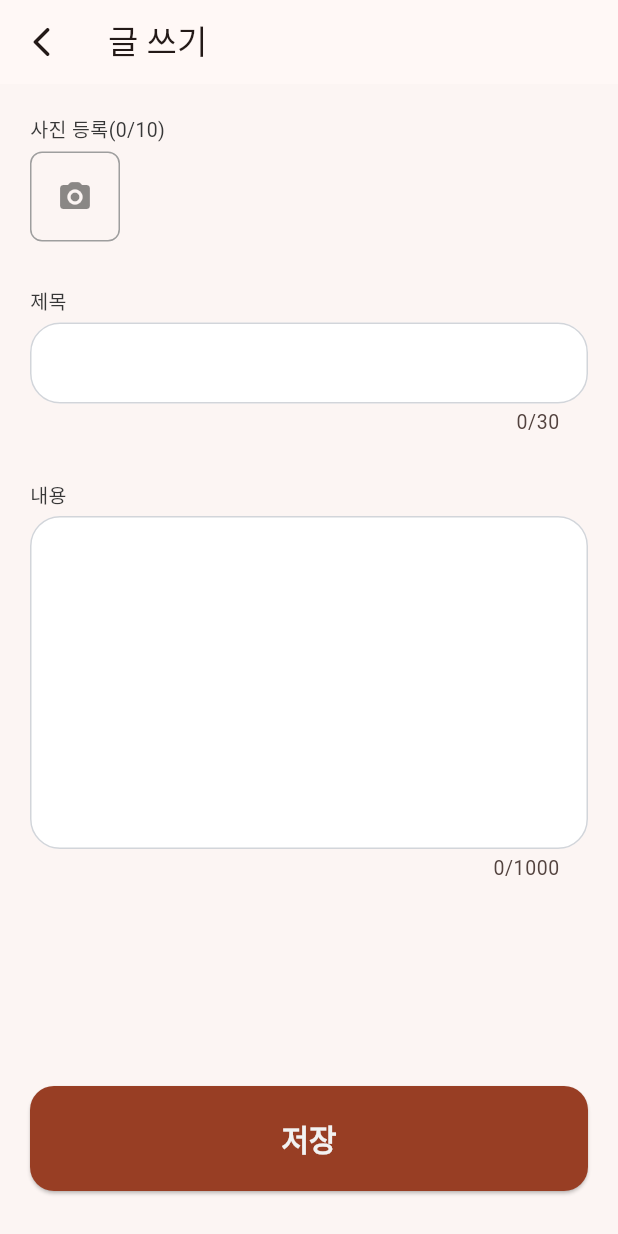
After one commit to jaesol0105/rice_chat, a Flutter app: the PostWritePage screen opened directly, after a tap on the "camera alt" icon, on a phone screen of 412 x 824 dp. The commit adds this screen. Run offline on Flutter 3.47's test engine with Material 3 defaults, Android fonts, the phone set to English and light mode, and no system bars; our stand-ins replace cloud_firestore, dio, firebase_core, firebase_storage, flutter_hooks, freezed_annotation and 4 more; accounts and stored records are empty; generated files the repository leaves out were written again.

Commit message:
feat: post_write

```diff
--- a/lib/data/model/post_entity.dart
+++ b/lib/data/model/post_entity.dart
@@ -12,9 +12,9 @@ abstract class PostEntity with _$PostEntity {
     required String content,
     required String writer,
     @JsonKey(name: 'created_at', fromJson: _convertToDateTime, toJson: _convertToTimestamp)
-    required DateTime? createdAt,
-    //required String profileImgUrl,
-    //required String address,
+    DateTime? createdAt,
+    //required List<String>? tags,
+    List<String>? images,
   }) = _PostEntity;
 
   factory PostEntity.fromJson(Map<String, dynamic> json) => _$PostEntityFromJson(json);
--- a/lib/data/model/user_entity.dart
+++ b/lib/data/model/user_entity.dart
@@ -12,10 +12,8 @@ abstract class UserEntity with _$UserEntity {
     required bool sex,
     required String? address,
     @JsonKey(name: 'about_me') String? aboutMe,
-    //required List<String>? tag,
-    //required List<String>? photos,
-    //required double? latitude,
-    //required double? longitude,
+    //required String profileImgUrl,
+    //required String address,
   }) = _UserEntity;
 
   factory UserEntity.fromJson(Map<String, dynamic> json) => _$UserEntityFromJson(json);
--- a/lib/main.dart
+++ b/lib/main.dart
@@ -3,7 +3,6 @@ import 'package:flutter/material.dart';
 import 'package:hooks_riverpod/hooks_riverpod.dart';
 import 'package:rice_chat/core/theme/theme.dart';
 import 'package:rice_chat/firebase_options.dart';
-import 'package:rice_chat/ui/address_search_page/address_search_page.dart';
 import 'package:rice_chat/ui/home_page/home_page.dart';
 
 void main() async {
@@ -22,7 +21,7 @@ class MyApp extends StatelessWidget {
       title: 'Flutter Demo',
       debugShowCheckedModeBanner: false,
       theme: theme,
-      home: AddressSearchPage(),
+      home: HomePage(),
     );
   }
 }
--- a/lib/ui/post_write_page/post_write_page.dart
+++ b/lib/ui/post_write_page/post_write_page.dart
@@ -1,8 +1,58 @@
 import 'package:flutter/material.dart';
+import 'package:hooks_riverpod/hooks_riverpod.dart';
+import 'package:rice_chat/ui/post_write_page/post_write_view_model.dart';
+import 'package:rice_chat/ui/post_write_page/widgets/post_write_view.dart';
 
-class PostWritePage extends StatelessWidget {
+class PostWritePage extends HookConsumerWidget {
   @override
-  Widget build(BuildContext context) {
-    return Scaffold();
+  Widget build(BuildContext context, WidgetRef ref) {
+    return GestureDetector(
+      onTap: () {
+        FocusScope.of(context).unfocus();
+      },
+      child: Scaffold(
+        appBar: AppBar(
+          leading: IconButton(
+            icon: const Icon(Icons.arrow_back_ios_rounded),
+            onPressed: () {
+              Navigator.pop(context);
+            },
+          ),
+          title: Text("글 쓰기"),
+        ),
+
+        // 글 작성 뷰
+        body: Scrollbar(
+          thumbVisibility: false,
+          trackVisibility: false,
+          interactive: true,
+          child: SingleChildScrollView(
+            child: Padding(
+              padding: const EdgeInsets.symmetric(horizontal: 20, vertical: 20),
+              child: PostWriteView(),
+            ),
+          ),
+        ),
+
+        // 저장 버튼
+        bottomNavigationBar: Padding(
+          padding: const EdgeInsets.only(left: 20, right: 20, top: 10, bottom: 30),
+          child: ElevatedButton(
+            onPressed: () async {
+              // $1 success, $2 msg, $3 entity
+              final result = await ref.read(postWriteViewModelProvider.notifier).save();
+              if (!result.$1) {
+                ScaffoldMessenger.of(
+                  context,
+                ).showSnackBar(SnackBar(content: Text(result.$2!))); // 실패
+                return;
+              }
+              Navigator.pop(context, result.$3); // 성공
+            },
+            child: const Text('저장'),
+          ),
+        ),
+      ),
+    );
   }
 }
--- /dev/null
+++ b/lib/ui/post_write_page/post_write_view_model.dart
@@ -0,0 +1,91 @@
+import 'package:rice_chat/data/model/post_entity.dart';
+import 'package:rice_chat/data/repository/post_repository.dart';
+import 'package:rice_chat/data/repository/storage_repository.dart';
+import 'package:rice_chat/ui/post_write_page/post_write_state.dart';
+import 'package:riverpod_annotation/riverpod_annotation.dart';
+import 'package:image_picker/image_picker.dart';
+import 'package:uuid/uuid.dart';
+
+part 'post_write_view_model.g.dart';
+
+@riverpod
+class PostWriteViewModel extends _$PostWriteViewModel {
+  // 초기 상태
+  @override
+  PostWriteState build() {
+    return const PostWriteState();
+  }
+
+  /// 업로드할 이미지 선택
+  void pickImages() async {
+    if (state.remain <= 0) return;
+
+    // 사진 선택
+    final picked = await ImagePicker().pickMultiImage(
+      //limit: state.remain,
+      imageQuality: 85,
+      requestFullMetadata: false,
+    );
+
+    if (picked == null || picked.isEmpty) return;
+
+    /* 남은 수만큼만 추가 (최대 10개 제한)
+      (remain 동작안할 경우를 대비해서 수동으로 예외처리) */
+    final addList = picked.take(state.remain);
+
+    state = state.copyWith(images: [...state.images, ...addList]);
+  }
+
+  /// 선택한 이미지 삭제
+  void removeImage(int index) {
+    final newList = [...state.images]..removeAt(index);
+
+    state = state.copyWith(images: newList);
+  }
+
+  /// 입력값 업데이트
+  void updateTitle(String v) => state = state.copyWith(title: v);
+  void updateContent(String v) => state = state.copyWith(content: v);
+
+  /// 유효성 검증
+  String? validate() {
+    if (state.images.isEmpty) return '이미지를 등록해 주세요'; // TODO : 미등록도 가능하게 나중에 바꾸기
+    if (state.title.isEmpty) return '제목을 입력해 주세요';
+    if (state.content.isEmpty) return '내용을 입력해 주세요';
+    return null;
+  }
+
+  /// 저장 로직
+  Future<(bool success, String? error, dynamic data)> save() async {
+    // 유효성 검사
+    final error = validate();
+    if (error != null) return (false, error, null);
+
+    // loading 상태
+    state = state.copyWith(loading: true);
+
+    try {
+      // Storage 업로드
+      final repo = ref.read(storageRepositoryProvider);
+      final urls = await repo.uploadImages(state.images);
+
+      // BookEntity 생성
+      final data = PostEntity(
+        id: const Uuid().v4(),
+        title: state.title,
+        content: state.content,
+        writer: 'test',
+        images: urls,
+      );
+
+      // Firestore 저장
+      ref.read(postRepositoryProvider).createPost(post: data, address: '경기도 군포시 산본동');
+
+      return (true, null, data);
+    } catch (e) {
+      return (false, '저장 중 오류가 발생했습니다.', null);
+    } finally {
+      state = state.copyWith(loading: false);
+    }
+  }
+}
--- /dev/null
+++ b/lib/ui/post_write_page/widgets/photo_picker_row_view.dart
@@ -0,0 +1,100 @@
+import 'dart:io';
+import 'package:flutter/material.dart';
+import 'package:hooks_riverpod/hooks_riverpod.dart';
+import 'package:rice_chat/ui/post_write_page/post_write_view_model.dart';
+
+class PhotoPickerRowView extends ConsumerWidget {
+  /// 이미지 추가 수평 스크롤 위젯
+  const PhotoPickerRowView({super.key});
+
+  @override
+  Widget build(BuildContext context, WidgetRef ref) {
+    final state = ref.watch(postWriteViewModelProvider);
+
+    return SizedBox(
+      height: 60,
+      child: ListView.separated(
+        scrollDirection: Axis.horizontal,
+        // 선택한 이미지가 10장 이하일 경우 불러오기 버튼 포함
+        itemCount: state.ableToAdd ? state.images.length + 1 : state.images.length,
+        separatorBuilder: (BuildContext context, int index) => const SizedBox(width: 8),
+        itemBuilder: (context, index) {
+          // 첫번째 인덱스 (이미지 불러오기 버튼)
+          if (index == 0 && state.ableToAdd) {
+            return _AddPhotoView();
+          }
+
+          // 나머지 인덱스 (image_picker에서 고른 사진들)
+          return ClipRRect(
+            borderRadius: BorderRadius.circular(8),
+            child: Stack(
+              children: [
+                // 썸네일
+                SizedBox(
+                  width: 60,
+                  height: 60,
+                  child: state.ableToAdd
+                      ? Image.file(File(state.images[index - 1].path), fit: BoxFit.cover)
+                      : Image.file(File(state.images[index].path), fit: BoxFit.cover),
+                ),
+
+                // 삭제 버튼
+                Positioned(
+                  top: 4,
+                  right: 4,
+                  child: InkWell(
+                    onTap: () => {
+                      state.ableToAdd
+                          ? ref.read(postWriteViewModelProvider.notifier).removeImage(index - 1)
+                          : ref.read(postWriteViewModelProvider.notifier).removeImage(index),
+                    },
+                    child: Container(
+                      decoration: BoxDecoration(
+                        color: Colors.black54,
+                        borderRadius: BorderRadius.circular(8),
+                      ),
+                      padding: const EdgeInsets.all(4),
+                      child: const Icon(Icons.close, size: 16, color: Colors.white),
+                    ),
+                  ),
+                ),
+              ],
+            ),
+          );
+        },
+      ),
+    );
+  }
+}
+
+class _AddPhotoView extends ConsumerWidget {
+  /// 이미지 추가 버튼
+  const _AddPhotoView({super.key});
+
+  @override
+  Widget build(BuildContext context, WidgetRef ref) {
+    final state = ref.read(postWriteViewModelProvider);
+    return InkWell(
+      onTap: state.ableToAdd
+          ? () => {ref.read(postWriteViewModelProvider.notifier).pickImages()}
+          : null,
+      borderRadius: BorderRadius.circular(8),
+      child: Ink(
+        width: 60,
+        height: 60,
+        padding: EdgeInsets.all(10),
+        decoration: BoxDecoration(
+          border: Border.all(color: Colors.grey),
+          borderRadius: BorderRadius.circular(8),
+        ),
+        child: Center(
+          child: Icon(
+            Icons.camera_alt_rounded,
+            size: 24,
+            color: state.ableToAdd ? Colors.black45 : Colors.grey,
+          ),
+        ),
+      ),
+    );
+  }
+}
--- /dev/null
+++ b/lib/ui/post_write_page/widgets/post_write_view.dart
@@ -0,0 +1,77 @@
+import 'package:flutter/material.dart';
+import 'package:flutter_hooks/flutter_hooks.dart';
+import 'package:hooks_riverpod/hooks_riverpod.dart';
+import 'package:rice_chat/ui/post_write_page/post_write_view_model.dart';
+import 'package:rice_chat/ui/post_write_page/widgets/photo_picker_row_view.dart';
+
+class PostWriteView extends HookConsumerWidget {
+  const PostWriteView({super.key});
+
+  @override
+  Widget build(BuildContext context, WidgetRef ref) {
+    final state = ref.watch(postWriteViewModelProvider);
+    final vm = ref.read(postWriteViewModelProvider.notifier);
+
+    final titleController = useTextEditingController();
+    final contentController = useTextEditingController();
+
+    return Column(
+      children: [
+        // 사진 등록
+        titleLabel("사진 등록(${state.images.length}/10)"),
+        SizedBox(height: 5),
+        PhotoPickerRowView(),
+        SizedBox(height: 30),
+
+        // 게시글 제목
+        titleLabel("제목"),
+        SizedBox(height: 5),
+        TextField(
+          controller: titleController,
+          onChanged: vm.updateTitle,
+          maxLength: 30,
+          maxLines: 1,
+          //decoration: styleInputDecoration().copyWith(hintText: '글 제목을 입력하세요.'),
+        ),
+        SizedBox(height: 30),
+
+        // 내용
+        titleLabel("내용"),
+        SizedBox(height: 5),
+        TextField(
+          controller: contentController,
+          onChanged: vm.updateContent,
+          maxLength: 1000,
+          maxLines: 8,
+          //decoration: styleInputDecoration().copyWith(hintText: '글 내용을 입력하세요.'),
+        ),
+        SizedBox(height: 30),
+      ],
+    );
+  }
+
+  // TextField 스타일 정의
+  InputDecoration styleInputDecoration() {
+    return InputDecoration(
+      counterText: '',
+      // 포커스가 없을 때 (기본) 테두리 색상
+      enabledBorder: OutlineInputBorder(
+        borderSide: BorderSide(color: Colors.grey, width: 3),
+        borderRadius: BorderRadius.circular(10.0),
+      ),
+      // 포커스가 있을 때 (선택되었을 때) 테두리 색상
+      focusedBorder: OutlineInputBorder(
+        borderSide: BorderSide(
+          color: Colors.black, // 원하는 포커스 색상
+          width: 2,
+        ),
+        borderRadius: BorderRadius.circular(10),
+      ),
+    );
+  }
+
+  // 인풋창 라벨 스타일 정의
+  Widget titleLabel(String title) {
+    return Align(alignment: Alignment.centerLeft, child: Text(title));
+  }
+}
--- a/pubspec.yaml
+++ b/pubspec.yaml
@@ -46,6 +46,7 @@ dependencies:
   dio: ^5.9.0
   image_picker: ^1.2.1
   geolocator: ^14.0.2
+  uuid: ^4.5.2
 
 dev_dependencies:
   flutter_test:
```
Also changed, not shown: lib/data/repository/storage_repository.dart (added, +38 -0 lines), lib/ui/post_write_page/post_write_state.dart (added, +23 -0 lines), lib/data/model/post_entity.freezed.dart, lib/data/model/post_entity.g.dart, lib/data/repository/storage_repository.g.dart (added), lib/ui/address_search_page/address_search_view_model.g.dart, lib/ui/post_write_page/post_write_state.freezed.dart (added), lib/ui/post_write_page/post_write_view_model.g.dart (added), pubspec.lock.
